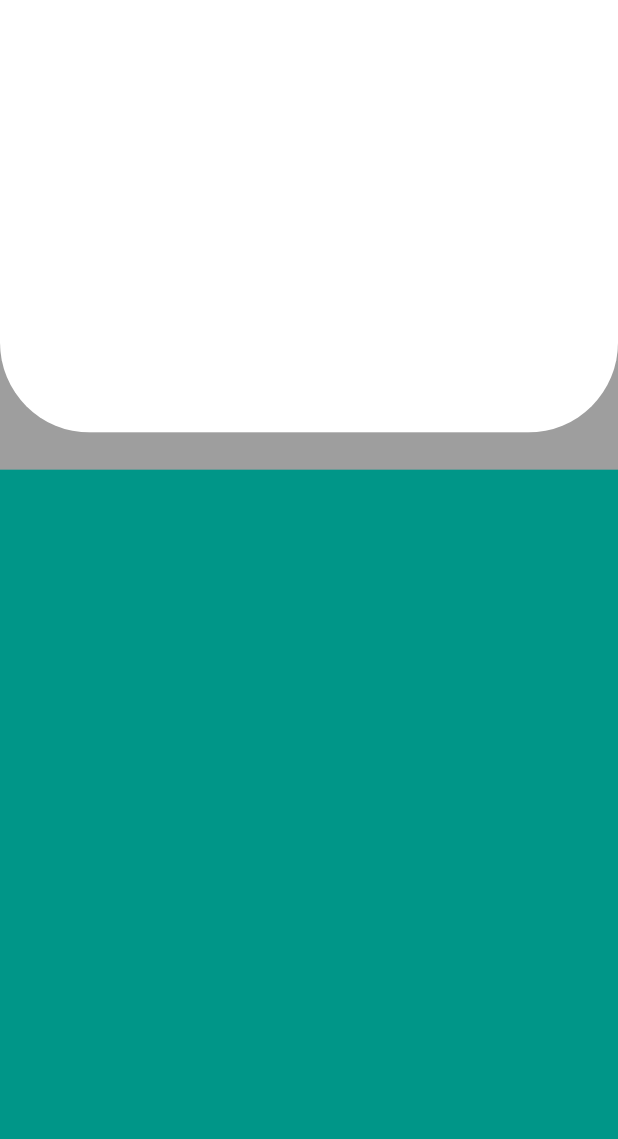
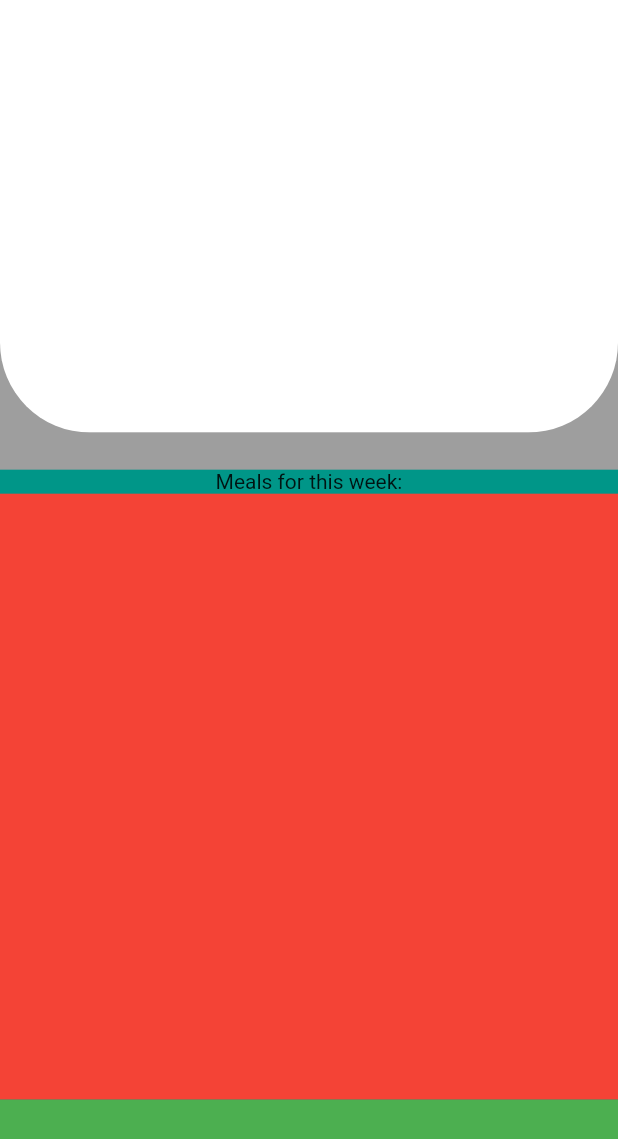
Before and after one commit to MWANGIKENNEDY/FlutterHealth, a Flutter app: the screen it shows after launch, on a phone screen of 412 x 824 dp. Shown: the top 1139 px of the screen. Run offline on Flutter 3.47's test engine with Material 2 defaults, Android fonts, the phone set to English and light mode, and no system bars.

Commit message:
Created a new widget expanded widget

```diff
--- a/lib/home_page/home_page.dart
+++ b/lib/home_page/home_page.dart
@@ -33,6 +33,19 @@ class HomePage extends StatelessWidget{
               height: height,
               child: Column(
                 children: <Widget>[
+                  Text(
+                    "Meals for this week:"
+                  ),
+                  Expanded(
+                    child: Container(
+                      color: Colors.red,
+                    ),
+                  ),
+                  Expanded(
+                    child: Container(
+                      color: Colors.green,
+                    ),
+                  )
 
                 ],
               ),
```
